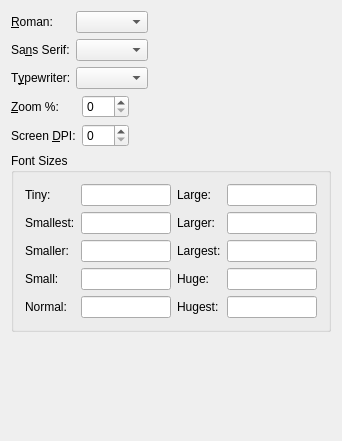
Before: the Qt Designer form src/frontends/qt4/ui/QPrefScreenFontsUi.ui in cburschka/lyx, drawn with Qt 5.
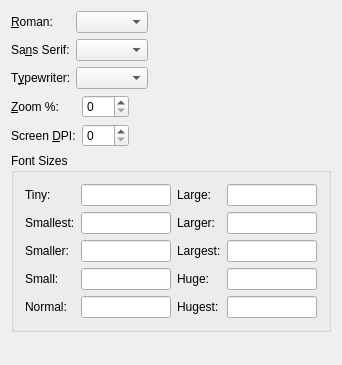
After: the same form once the commit is applied. Custom widgets are drawn as their Qt base class.

The edit to the form file:
```diff
--- a/src/frontends/qt4/ui/QPrefScreenFontsUi.ui
+++ b/src/frontends/qt4/ui/QPrefScreenFontsUi.ui
@@ -9,7 +9,7 @@
     <x>0</x>
     <y>0</y>
     <width>342</width>
-    <height>441</height>
+    <height>365</height>
    </rect>
   </property>
   <property name="windowTitle" >
@@ -378,7 +378,7 @@
  <customwidgets>
   <customwidget>
    <class>QFontExample</class>
-   <extends></extends>
+   <extends>QWidget</extends>
    <header>qfontexample.h</header>
    <container>0</container>
    <pixmap></pixmap>
```
